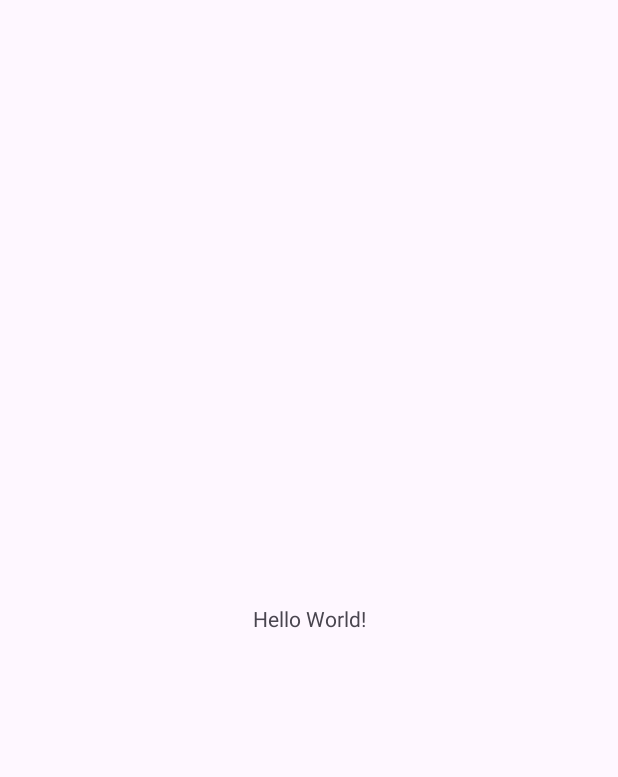
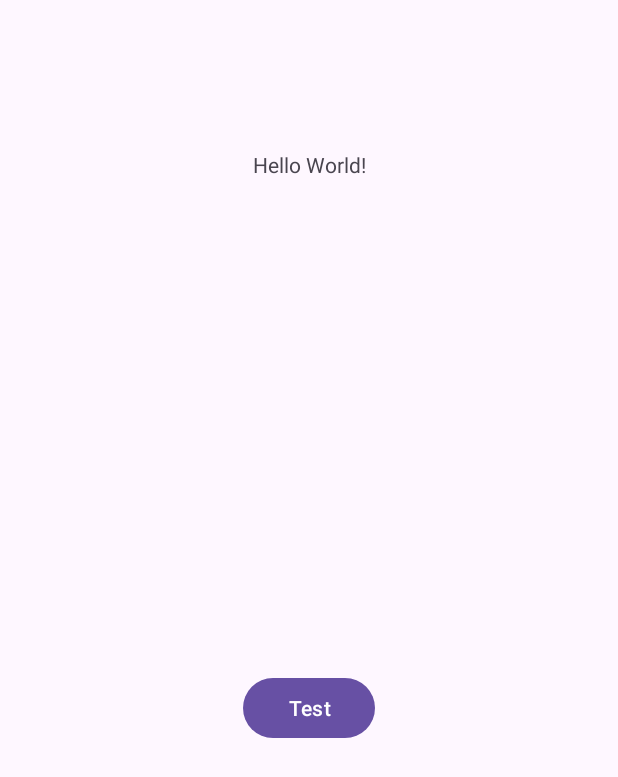
Before and after one commit to Ryan-Liebregts/MadAssignment, an Android app: the screen it shows after launch (MainActivity), on a phone screen of 412 x 824 dp. Before the commit the part shown is almost empty. Shown: the top 777 px of the screen. Run offline under Robolectric (Android 15) with nearby library versions, the phone set to English and light mode, and no system bars.

Commit message:
Adding a Button

```diff
--- a/app/src/main/res/layout/activity_main.xml
+++ b/app/src/main/res/layout/activity_main.xml
@@ -6,13 +6,25 @@
     android:layout_width="match_parent"
     android:layout_height="match_parent"
     tools:context=".MainActivity">
+
     <TextView
-      android:layout_width="wrap_content"
-      android:layout_height="wrap_content"
-      android:text="Hello World!"
-      app:layout_constraintBottom_toBottomOf="parent"
-      app:layout_constraintStart_toStartOf="parent"
-      app:layout_constraintEnd_toEndOf="parent"
-      app:layout_constraintTop_toTopOf="parent" />
+        android:id="@+id/title"
+        android:layout_width="wrap_content"
+        android:layout_height="wrap_content"
+        android:layout_marginTop="100dp"
+        android:text="Hello World!"
+        app:layout_constraintEnd_toEndOf="parent"
+        app:layout_constraintStart_toStartOf="parent"
+        app:layout_constraintTop_toTopOf="parent" />
+
+    <Button
+        android:id="@+id/button"
+        android:layout_width="wrap_content"
+        android:layout_height="wrap_content"
+        app:layout_constraintEnd_toEndOf="parent"
+        app:layout_constraintStart_toStartOf="parent"
+        app:layout_constraintTop_toBottomOf="@id/title"
+        app:layout_constraintBottom_toBottomOf="parent"
+        android:text="Test" />
 
   </androidx.constraintlayout.widget.ConstraintLayout>
```
